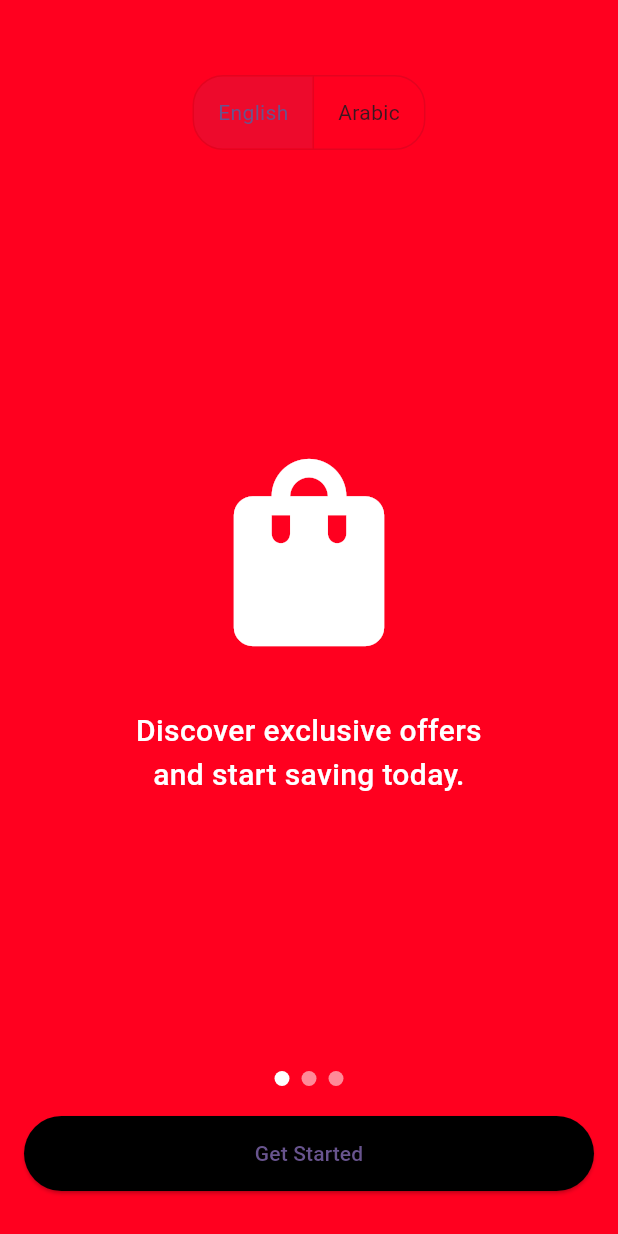
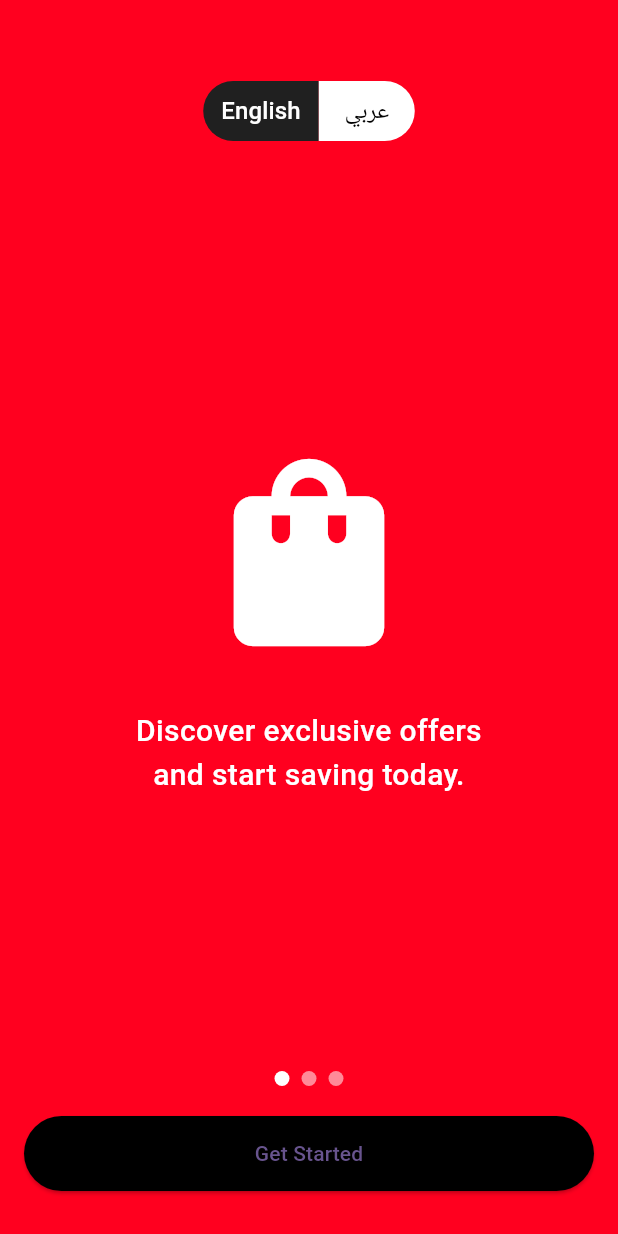
Before and after one commit to hashamVeroke/flutter_statemanagement, a Flutter app: the screen it shows after launch, after a tap on "English", on a phone screen of 412 x 824 dp. Run offline on Flutter 3.47's test engine with Material 3 defaults, Android fonts, the phone set to English and light mode, and no system bars; drawn by our look-alikes of smooth_page_indicator; our stand-ins replace dio, easy_localization, flutter_bloc, flutter_dotenv, go_router, lottie and 1 more.

Commit message:
Refactor onboarding and splash views to improve localization and color management
- Updated onboarding_view.dart to utilize AppColors for color definitions and improved localization handling.
- Introduced LanguageButton for language selection functionality.
- Modified splash_view.dart to use AppColors for background color consistency.
- Enhanced app_colors.dart with additional color definitions for better UI management.

```diff
--- a/lib/modules/auth/views/onboarding_view.dart
+++ b/lib/modules/auth/views/onboarding_view.dart
@@ -1,6 +1,10 @@
+import 'package:bloc_example/utils/shared_widgets/buttons/language_button.dart';
+import 'package:bloc_example/utils/ui_util/app_colors.dart';
 import 'package:flutter/material.dart';
 import 'package:easy_localization/easy_localization.dart';
 import 'package:smooth_page_indicator/smooth_page_indicator.dart';
+
+import '../../../core/network/base_client.dart';
 
 class Onboarding extends StatefulWidget {
   const Onboarding({super.key});
@@ -12,25 +16,34 @@ class Onboarding extends StatefulWidget {
 class _OnboardingState extends State<Onboarding> {
   final PageController _controller = PageController();
   bool showPhoneField = false;
-  String selectedLang = "english".tr();
+  // String selectedLang = "english".tr();
 
   final List<Map<String, dynamic>> pages = [
     {
-      "color": Color(0xFFFF001F),
-      "title": "slide1_title".tr(),
+      "color": AppColors.primary,
+      "title": "slide1_title", // ❌ no .tr() here
       "image": Icons.shopping_bag,
     },
     {
-      "color": Color(0xFF148F96),
-      "title": "slide2_title".tr(),
+      "color": AppColors.blueChill,
+      "title": "slide2_title",
       "image": Icons.food_bank,
     },
     {
-      "color": Color(0xFFDFA20C),
-      "title": "slide3_title".tr(),
+      "color": AppColors.gamboge,
+      "title": "slide3_title",
       "image": Icons.flight_takeoff,
     },
   ];
+  void languageHandler(i) async {
+    print(i);
+    final locale = i == 0 ? const Locale('en') : const Locale('ar');
+    context.setLocale(locale);
+    await BaseClient.setLanguage(i == 0 ? 'en' : 'ar');
+    setState(() {
+      // selectedLang = i == 0 ? "english".tr() : "arabic".tr();
+    });
+  }
 
   @override
   Widget build(BuildContext context) {
@@ -42,7 +55,9 @@ class _OnboardingState extends State<Onboarding> {
             controller: _controller,
             itemCount: pages.length,
             onPageChanged: (_) {
-              setState(() => showPhoneField = false); // reset when slide changes
+              setState(
+                () => showPhoneField = false,
+              ); // reset when slide changes
             },
             itemBuilder: (context, index) {
               final page = pages[index];
@@ -55,7 +70,9 @@ class _OnboardingState extends State<Onboarding> {
                       Icon(page["image"], size: 150, color: Colors.white),
                       const SizedBox(height: 30),
                       Text(
-                        page["title"],
+                        page["title"]
+                            .toString()
+                            .tr(), // ✅ translate at build time
                         textAlign: TextAlign.center,
                         style: const TextStyle(
                           color: Colors.white,
@@ -71,35 +88,7 @@ class _OnboardingState extends State<Onboarding> {
           ),
 
           // 🔹 Language Toggle (Absolute Top)
-          Positioned(
-            top: 50,
-            left: 0,
-            right: 0,
-            child: Center(
-              child: ToggleButtons(
-                borderRadius: BorderRadius.circular(20),
-                isSelected: [
-                  context.locale.languageCode == 'en',
-                  context.locale.languageCode == 'ar'
-                ],
-                onPressed: (i) {
-                  final locale = i == 0 ? const Locale('en') : const Locale('ar');
-                  context.setLocale(locale);
-                  setState(() {
-                    selectedLang = i == 0 ? "english".tr() : "arabic".tr();
-                  });
-                },
-                children: [
-                  Padding(
-                      padding: EdgeInsets.symmetric(horizontal: 16),
-                      child: Text("english".tr())),
-                  Padding(
-                      padding: EdgeInsets.symmetric(horizontal: 16),
-                      child: Text("arabic".tr())),
-                ],
-              ),
-            ),
-          ),
+          LanguageButton(),
 
           // 🔹 Bottom controls (Absolute Bottom)
           Positioned(
--- a/lib/modules/splash/splash_view.dart
+++ b/lib/modules/splash/splash_view.dart
@@ -37,7 +37,7 @@ class _SplashViewState extends State<SplashView>
   @override
   Widget build(BuildContext context) {
     return Scaffold(
-      backgroundColor: AppColors.primaryColor,
+      backgroundColor: AppColors.primary,
       body: Center(
         child: Lottie.asset(
           'assets/lottie/splash_screen.json',
--- /dev/null
+++ b/lib/utils/shared_widgets/buttons/language_button.dart
@@ -0,0 +1,79 @@
+import 'package:flutter/material.dart';
+import 'package:easy_localization/easy_localization.dart';
+import '../../../core/network/base_client.dart';
+import '../../ui_util/app_colors.dart';
+
+class LanguageButton extends StatefulWidget {
+  const LanguageButton({super.key});
+
+  @override
+  State<LanguageButton> createState() => _LanguageButtonState();
+}
+
+class _LanguageButtonState extends State<LanguageButton> {
+  int selectedIndex = 0;
+  void languageHandler(i) async {
+    final locale = i == 0 ? const Locale('en') : const Locale('ar');
+    context.setLocale(locale);
+    await BaseClient.setLanguage(i == 0 ? 'en' : 'ar');
+    setState(() {
+      selectedIndex = i;
+    });
+  }
+
+  @override
+  Widget build(BuildContext context) {
+    return Positioned(
+      top: 50,
+      left: 0,
+      right: 0,
+      child: Center(
+        child: Row(
+          mainAxisAlignment: MainAxisAlignment.center,
+          children: [
+            TextButton(
+              onPressed: () => languageHandler(0),
+              style: TextButton.styleFrom(
+                backgroundColor: selectedIndex == 0
+                    ? AppColors.black
+                    : Colors.white,
+                foregroundColor: selectedIndex == 0
+                    ? Colors.white
+                    : Colors.black,
+                shape: RoundedRectangleBorder(
+                  borderRadius: BorderRadius.only(
+                    topLeft: Radius.circular(selectedIndex == 0 ? 20 : 0),
+                    bottomLeft: Radius.circular(selectedIndex == 0 ? 20 : 0),
+                    topRight: Radius.circular(selectedIndex == 0 ? 0 : 20),
+                    bottomRight: Radius.circular(selectedIndex == 0 ? 0 : 20),
+                  ),
+                ),
+              ),
+              child: const Text('English', style: TextStyle(fontSize: 16)),
+            ),
+            TextButton(
+              onPressed: () => languageHandler(1),
+              style: TextButton.styleFrom(
+                backgroundColor: selectedIndex == 1
+                    ? AppColors.black
+                    : Colors.white,
+                foregroundColor: selectedIndex == 1
+                    ? Colors.white
+                    : Colors.black,
+                shape: RoundedRectangleBorder(
+                  borderRadius: BorderRadius.only(
+                    topRight: Radius.circular(selectedIndex == 1 ? 0 : 20),
+                    bottomRight: Radius.circular(selectedIndex == 1 ? 0 : 20),
+                    topLeft: Radius.circular(selectedIndex == 1 ? 20 : 0),
+                    bottomLeft: Radius.circular(selectedIndex == 1 ? 20 : 0),
+                  ),
+                ),
+              ),
+              child: const Text('عربي', style: TextStyle(fontSize: 16)),
+            ),
+          ],
+        ),
+      ),
+    );
+  }
+}
--- a/lib/utils/ui_util/app_colors.dart
+++ b/lib/utils/ui_util/app_colors.dart
@@ -1,14 +1,35 @@
 import 'package:flutter/material.dart';
 
 class AppColors {
+  // White related
+  static const Color white = Color(0xFFFFFFFF);
+  // If you need the semi-transparent variant from JS:
+  static const Color white50 = Color.fromRGBO(255, 255, 255, 0.5);
+
+  // Core dark/neutral
+  static const Color black = Color(0xFF202020); // JS: '#202020'
+  static const Color black10 = Color.fromRGBO(32, 32, 32, 0.10);
+
+  // Transparent
+  static const Color transparent = Color(0x00000000);
+
+  // Primary and accents
+  static const Color primary = Color(0xFFFF001F);
+
+  // Light gray tones and others from JS
+  static const Color lightGray = Color(0xFFE9E9E9);
+  static const Color mercury = Color(0xFFE2E2E2);
+  static const Color gray = Color(0xFFB5B5B5);
+  static const Color blueChill = Color(0xFF148F96);
+  // rgba(20,143,150,0.08)
+  static const Color blueChill8 = Color.fromRGBO(20, 143, 150, 0.08);
+  static const Color gamboge = Color(0xFFDFA20C);
+  static const Color gallery = Color(0xFFEDEDED);
+  static const Color snow = Color(0xFFFBFAFA);
+  static const Color chinesSilver = Color(0xFFCCCCCC);
+
+  // If you previously had a singleton pattern, you can keep or drop it.
+  // Example singleton (optional):
   static final AppColors instance = AppColors._();
   AppColors._();
-
-  // Light palette
-  static final Color white = Colors.white;
-
-  static final Color black = Colors.black;
-  static const Color primaryColor = Color(
-    0xFFFF001F,
-  ); // Deeper blue for better contrast
 }
```
